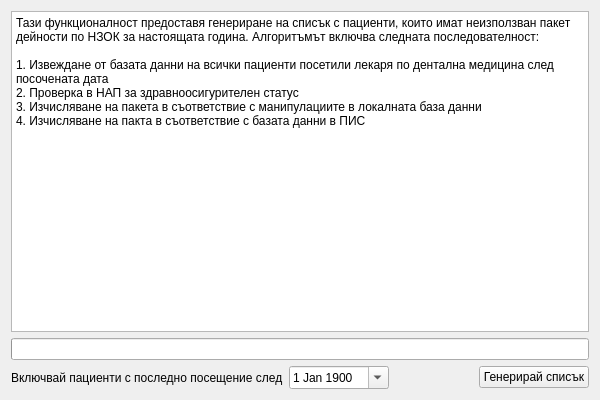
First picture: the form in src/View/Widgets/UnusedPackageView.ui, repository thefinalcutbg/DinoDent, before the edit.
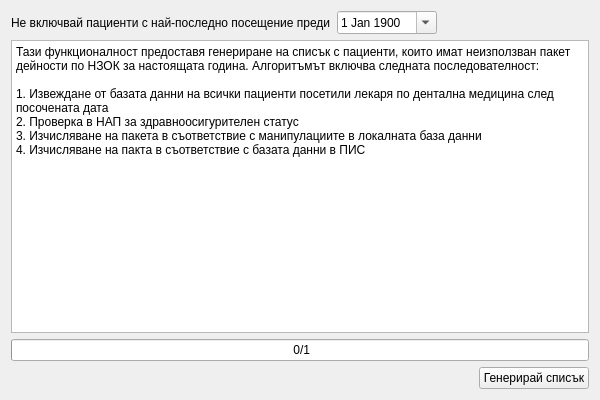
Second picture: the form after the edit. Custom widgets are drawn as their Qt base class.

Commit message: unused nhif package work in progress

Patch:
```diff
--- a/src/View/Widgets/UnusedPackageView.ui
+++ b/src/View/Widgets/UnusedPackageView.ui
@@ -15,54 +15,14 @@
   </property>
   <layout class="QVBoxLayout" name="verticalLayout">
    <item>
-    <widget class="QPlainTextEdit" name="textEdit">
-     <property name="enabled">
-      <bool>true</bool>
-     </property>
-     <property name="undoRedoEnabled">
-      <bool>false</bool>
-     </property>
-     <property name="readOnly">
-      <bool>true</bool>
-     </property>
-     <property name="plainText">
-      <string>Тази функционалност предоставя генериране на списък с пациенти, които имат неизползван пакет дейности по НЗОК за настоящата година. Алгоритъмът включва следната последователност:
-
-1. Извеждане от базата данни на всички пациенти посетили лекаря по дентална медицина след посочената дата
-2. Проверка в НАП за здравноосигурителен статус
-3. Изчисляване на пакета в съответствие с манипулациите в локалната база данни
-4. Изчисляване на пакта в съответствие с базата данни в ПИС</string>
-     </property>
-    </widget>
-   </item>
-   <item>
-    <widget class="QProgressBar" name="progressBar">
-     <property name="enabled">
-      <bool>true</bool>
-     </property>
-     <property name="maximum">
-      <number>12</number>
-     </property>
-     <property name="value">
+    <layout class="QHBoxLayout" name="horizontalLayout_2">
+     <property name="topMargin">
       <number>0</number>
      </property>
-     <property name="alignment">
-      <set>Qt::AlignCenter</set>
-     </property>
-     <property name="textVisible">
-      <bool>false</bool>
-     </property>
-     <property name="format">
-      <string> %v/%m</string>
-     </property>
-    </widget>
-   </item>
-   <item>
-    <layout class="QHBoxLayout" name="horizontalLayout">
      <item>
       <widget class="QLabel" name="label">
        <property name="text">
-        <string>Включвай пациенти с последно посещение след</string>
+        <string>Не включвай пациенти с най-последно посещение преди</string>
        </property>
       </widget>
      </item>
@@ -82,7 +42,7 @@
        </property>
        <property name="maximumDateTime">
         <datetime>
-         <hour>21</hour>
+         <hour>15</hour>
          <minute>59</minute>
          <second>59</second>
          <year>9999</year>
@@ -109,6 +69,66 @@
        </property>
       </widget>
      </item>
+     <item>
+      <spacer name="horizontalSpacer">
+       <property name="orientation">
+        <enum>Qt::Horizontal</enum>
+       </property>
+       <property name="sizeHint" stdset="0">
+        <size>
+         <width>40</width>
+         <height>20</height>
+        </size>
+       </property>
+      </spacer>
+     </item>
+    </layout>
+   </item>
+   <item>
+    <widget class="QPlainTextEdit" name="textEdit">
+     <property name="enabled">
+      <bool>true</bool>
+     </property>
+     <property name="undoRedoEnabled">
+      <bool>false</bool>
+     </property>
+     <property name="readOnly">
+      <bool>true</bool>
+     </property>
+     <property name="plainText">
+      <string>Тази функционалност предоставя генериране на списък с пациенти, които имат неизползван пакет дейности по НЗОК за настоящата година. Алгоритъмът включва следната последователност:
+
+1. Извеждане от базата данни на всички пациенти посетили лекаря по дентална медицина след посочената дата
+2. Проверка в НАП за здравноосигурителен статус
+3. Изчисляване на пакета в съответствие с манипулациите в локалната база данни
+4. Изчисляване на пакта в съответствие с базата данни в ПИС</string>
+     </property>
+    </widget>
+   </item>
+   <item>
+    <widget class="QProgressBar" name="progressBar">
+     <property name="enabled">
+      <bool>true</bool>
+     </property>
+     <property name="maximum">
+      <number>1</number>
+     </property>
+     <property name="value">
+      <number>0</number>
+     </property>
+     <property name="alignment">
+      <set>Qt::AlignCenter</set>
+     </property>
+     <property name="textVisible">
+      <bool>true</bool>
+     </property>
+     <property name="format">
+      <string> %v/%m</string>
+     </property>
+    </widget>
+   </item>
+   <item>
+    <layout class="QHBoxLayout" name="horizontalLayout">
      <item>
       <spacer name="horizontalSpacer_2">
        <property name="orientation">
```
The commit also changes 6 other files.
